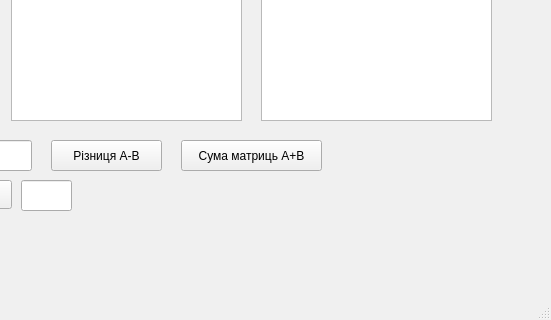
This is linear_calculator/mainwindow.ui in AlexPal005/Linear-algebra_calculator as Qt 5 draws it before an edit; both pictures show x 249 to 800 and y 280 to 600 of the 800 by 600 pixel window. The edited form follows.
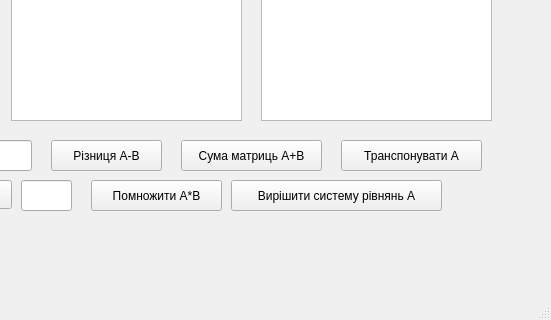
This is the edited form.

The edit to the form file:
```diff
--- a/linear_calculator/mainwindow.ui
+++ b/linear_calculator/mainwindow.ui
@@ -19,6 +19,12 @@
     <verstretch>0</verstretch>
    </sizepolicy>
   </property>
+  <property name="minimumSize">
+   <size>
+    <width>800</width>
+    <height>600</height>
+   </size>
+  </property>
   <property name="maximumSize">
    <size>
     <width>800</width>
@@ -771,6 +777,45 @@
      </rect>
     </property>
    </widget>
+   <widget class="QPushButton" name="pushButton_5">
+    <property name="geometry">
+     <rect>
+      <x>340</x>
+      <y>460</y>
+      <width>131</width>
+      <height>31</height>
+     </rect>
+    </property>
+    <property name="text">
+     <string>Помножити A*B</string>
+    </property>
+   </widget>
+   <widget class="QPushButton" name="pushButton_6">
+    <property name="geometry">
+     <rect>
+      <x>480</x>
+      <y>460</y>
+      <width>211</width>
+      <height>31</height>
+     </rect>
+    </property>
+    <property name="text">
+     <string>Вирішити систему рівнянь А</string>
+    </property>
+   </widget>
+   <widget class="QPushButton" name="pushButton_7">
+    <property name="geometry">
+     <rect>
+      <x>590</x>
+      <y>420</y>
+      <width>141</width>
+      <height>31</height>
+     </rect>
+    </property>
+    <property name="text">
+     <string>Транспонувати А</string>
+    </property>
+   </widget>
   </widget>
   <widget class="QMenuBar" name="menubar">
    <property name="geometry">
```
